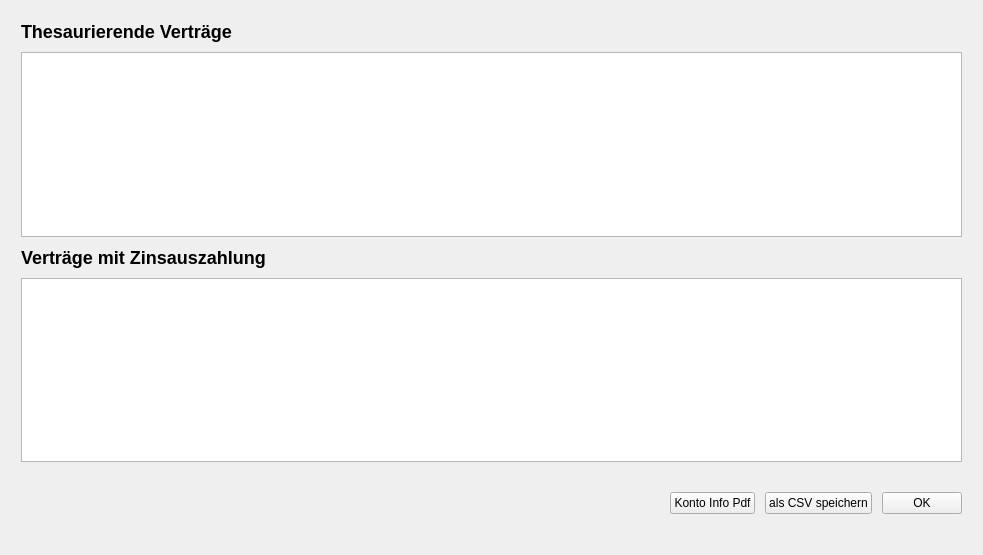
First picture: the form in DKV2/frmjahresabschluss.ui, repository Schachigel/DKV2, before the edit.
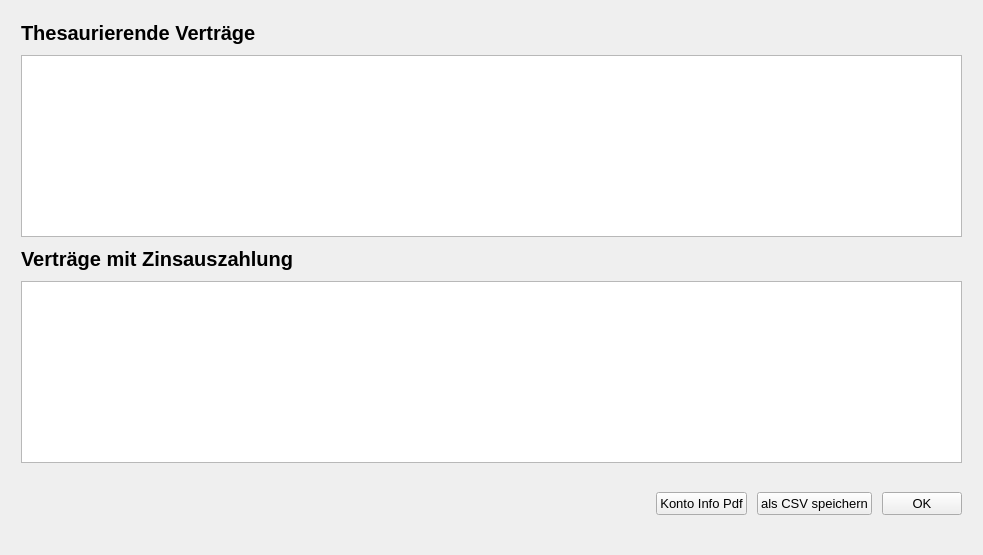
Second picture: the form after the edit.

The edit to the form file:
```diff
--- a/DKV2/frmjahresabschluss.ui
+++ b/DKV2/frmjahresabschluss.ui
@@ -10,6 +10,11 @@
     <height>555</height>
    </rect>
   </property>
+  <property name="font">
+   <font>
+    <pointsize>10</pointsize>
+   </font>
+  </property>
   <property name="windowTitle">
    <string>Übersicht Jahresabschluss</string>
   </property>
```
